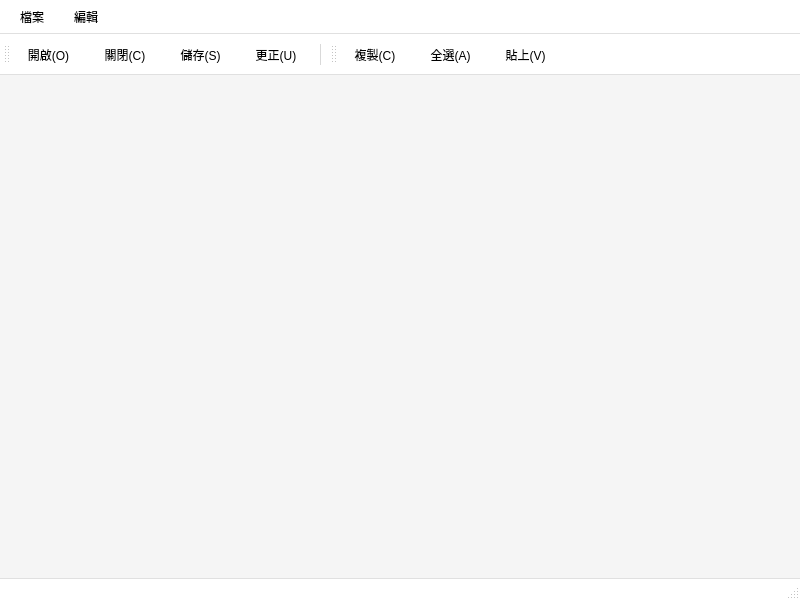
vesss1/DesignWindow1, file mainwindow.ui: the form before one commit.
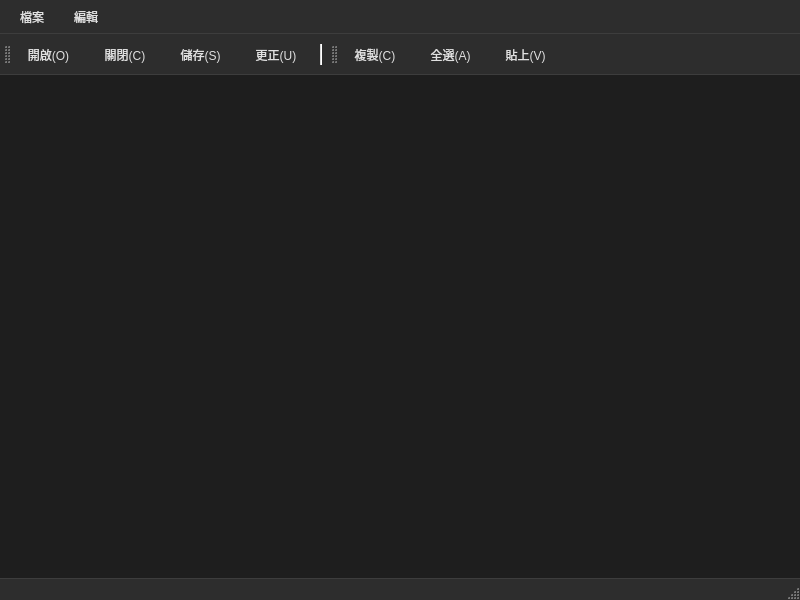
The form after the commit. Icons and pictures are not drawn.

Patch:
```diff
--- a/mainwindow.ui
+++ b/mainwindow.ui
@@ -15,19 +15,21 @@
   </property>
   <property name="styleSheet">
    <string notr="true">QMainWindow {
-    background-color: #f5f5f5;
+    background-color: #1e1e1e;
 }
 QMenuBar {
-    background-color: #ffffff;
-    border-bottom: 1px solid #e0e0e0;
+    background-color: #2d2d2d;
+    color: #e0e0e0;
+    border-bottom: 1px solid #3d3d3d;
     padding: 2px;
 }
 QMenuBar::item {
     padding: 6px 12px;
     border-radius: 4px;
+    color: #e0e0e0;
 }
 QMenuBar::item:selected {
-    background-color: #e3f2fd;
+    background-color: #404040;
 }
 QMenu {
     background-color: #ffffff;
@@ -43,9 +45,9 @@
     background-color: #e3f2fd;
 }
 QToolBar {
-    background-color: #ffffff;
+    background-color: #2d2d2d;
     border: none;
-    border-bottom: 1px solid #e0e0e0;
+    border-bottom: 1px solid #3d3d3d;
     padding: 4px;
     spacing: 6px;
 }
@@ -53,6 +55,7 @@
     padding: 6px 10px;
     border-radius: 4px;
     border: none;
+    color: #e0e0e0;
 }
 QToolButton:hover {
     background-color: #e3f2fd;
@@ -61,8 +64,29 @@
     background-color: #bbdefb;
 }
 QStatusBar {
-    background-color: #ffffff;
-    border-top: 1px solid #e0e0e0;
+    background-color: #2d2d2d;
+    color: #e0e0e0;
+    border-top: 1px solid #3d3d3d;
+}
+QWidget#centralwidget {
+    background-color: #1e1e1e;
+}
+QTextEdit, QPlainTextEdit {
+    background-color: #1e1e1e;
+    color: #e0e0e0;
+    border: 1px solid #3d3d3d;
+}
+QScrollBar:vertical {
+    background-color: #2d2d2d;
+    width: 12px;
+}
+QScrollBar::handle:vertical {
+    background-color: #505050;
+    border-radius: 4px;
+    min-height: 20px;
+}
+QScrollBar::handle:vertical:hover {
+    background-color: #606060;
 }</string>
   </property>
   <widget class="QWidget" name="centralwidget"/>
```
Left out of the diff: 67 changed lines with no effect on the pictures.
